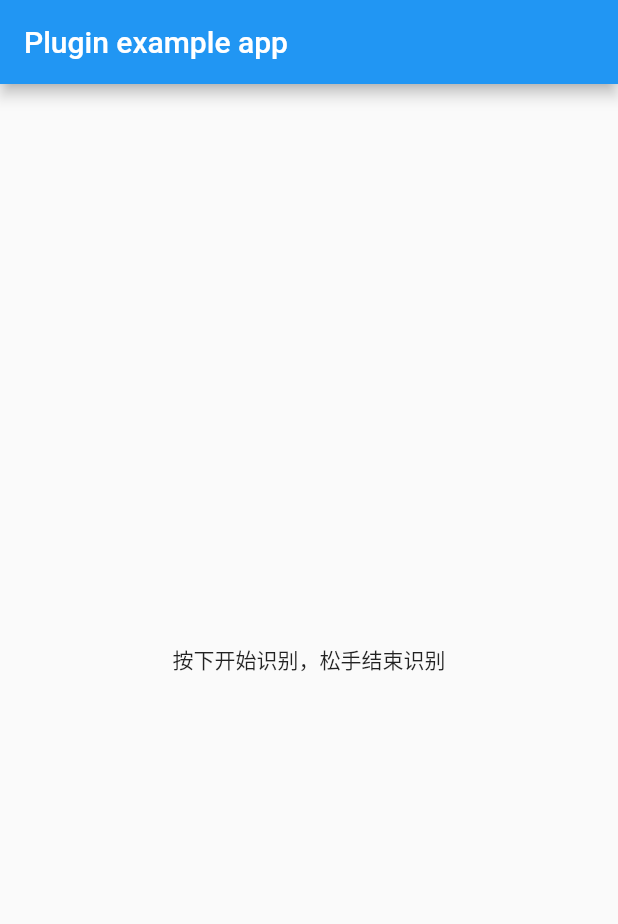
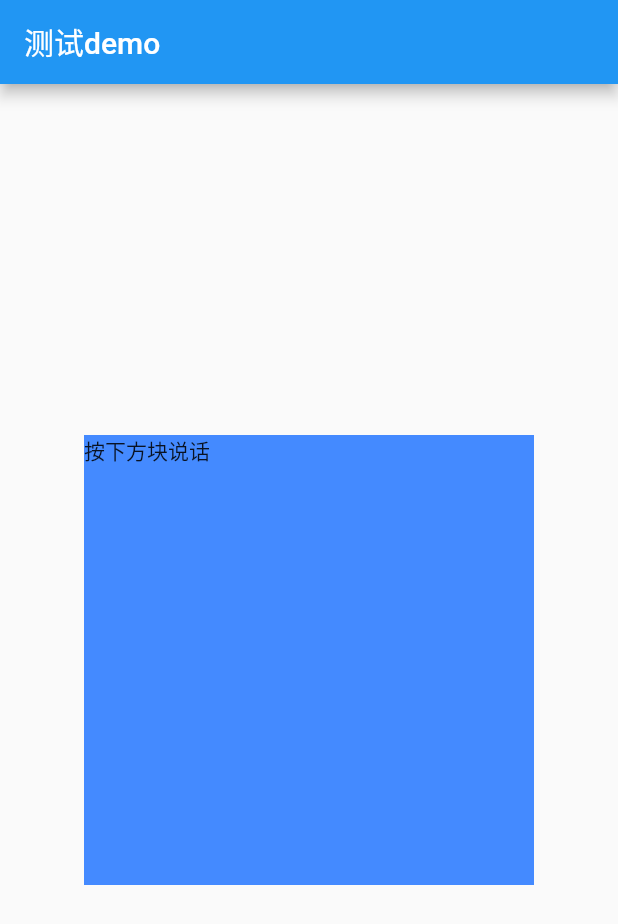
Before and after one commit to sunegg/xfvoice, a Flutter app: the screen it shows after launch, on a phone screen of 412 x 824 dp. Shown: the top 924 px of the screen. Run offline on Flutter 3.47's test engine with Material 2 defaults, Android fonts, the phone set to English and light mode, and no system bars.

Commit message:
安卓真机运行demo不能长按说话松开识别，修复这个问题，苹果未测试

```diff
--- a/example/lib/main.dart
+++ b/example/lib/main.dart
@@ -1,17 +1,17 @@
+import 'package:flutter/widgets.dart';
 import 'package:flutter/material.dart';
 import 'dart:async';
-
 import 'package:xfvoice/xfvoice.dart';
 
 void main() => runApp(MyApp());
 
 class MyApp extends StatefulWidget {
-  @override
-  _MyAppState createState() => _MyAppState();
+  _MyApp createState() => _MyApp();
 }
 
-class _MyAppState extends State<MyApp> {
-  String iflyResultString = '按下开始识别，松手结束识别';
+class _MyApp extends State<MyApp> {
+  String voiceMsg = '暂无数据';
+  String iflyResultString = '按下方块说话';
 
   @override
   void initState() {
@@ -19,10 +19,10 @@ class _MyAppState extends State<MyApp> {
     initPlatformState();
   }
 
-  // Platform messages are asynchronous, so we initialize in an async method.
-  Future<void> initPlatformState() async {
+   Future<void> initPlatformState() async {
     final voice = XFVoice.shared;
-    voice.init(appIdIos: '5d133a41', appIdAndroid: '5d199f2d');
+    // 请替换成你的appid
+    voice.init(appIdIos: '5d53632c', appIdAndroid: '5d53633c');
     final param = new XFVoiceParam();
     param.domain = 'iat';
     param.asr_ptt = '0';
@@ -34,44 +34,57 @@ class _MyAppState extends State<MyApp> {
   @override
   Widget build(BuildContext context) {
     return MaterialApp(
+      title: '测试的demo',
       home: Scaffold(
         appBar: AppBar(
-          title: const Text('Plugin example app'),
+          title: new Text('测试demo'),
         ),
         body: Center(
           child: GestureDetector(
-            child: Text(iflyResultString),
-            onTapDown: onTapDown,
-            onTapUp: onTapUp,
+            child: Container(
+              child: Text(iflyResultString),
+              width: 300.0,
+              height: 300.0,
+              color: Colors.blueAccent,
+            ),
+            onTapDown: (d) {
+              setState(() {
+                voiceMsg = '按下';
+              });
+              _recongize();
+            },
+            onTapUp: (d) {
+              _recongizeOver();
+            },
           ),
-        ),
+        )
       ),
     );
   }
 
-  onTapDown(TapDownDetails detail) {
-    iflyResultString = '';
+  void _recongize() {
     final listen = XFVoiceListener(
       onVolumeChanged: (volume) {
         print('$volume');
       },
       onResults: (String result, isLast) {
         if (result.length > 0) {
+          print('这个是result： $result');
           setState(() {
-            iflyResultString += result;
+            iflyResultString = result;
           });
         }
       },
       onCompleted: (Map<dynamic, dynamic> errInfo, String filePath) {
         setState(() {
-          iflyResultString += '\n$filePath';
+
         });
       }
     );
     XFVoice.shared.start(listener: listen);
   }
 
-  onTapUp(TapUpDetails detail) {
+  void _recongizeOver() {
     XFVoice.shared.stop();
   }
 }
```
